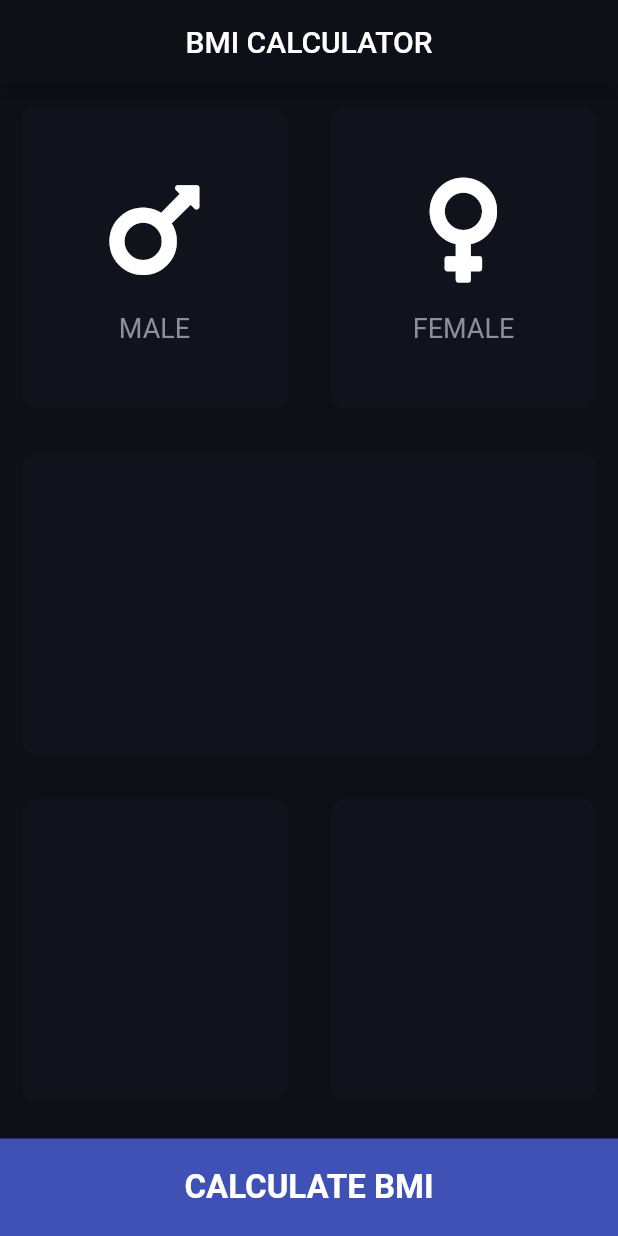
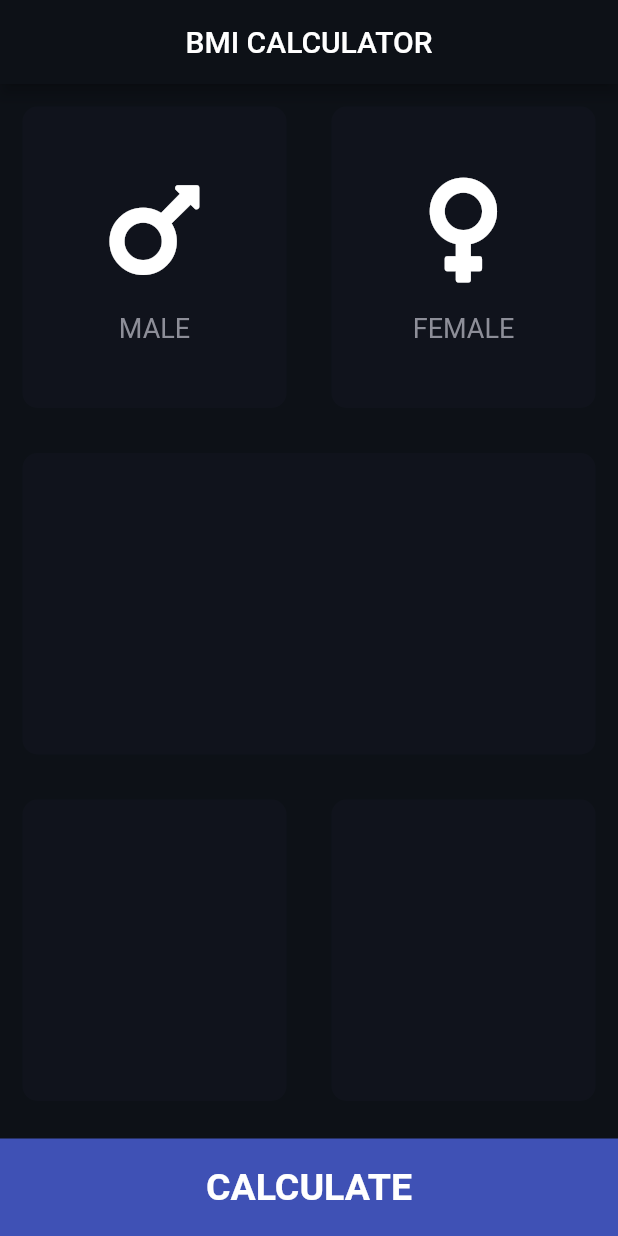
Before and after one commit to billnice250/bmi_calculator, a Flutter app: the screen it shows after launch, on a phone screen of 412 x 824 dp. Run offline on Flutter 3.47's test engine with Material 2 defaults, Android fonts, the phone set to English and light mode, and no system bars; our stand-ins replace font_awesome_flutter.

Commit message:
-calculate button color
Signed-off-by: Bill Nice <billnicejig@gmail.com>

```diff
--- a/lib/input_page.dart
+++ b/lib/input_page.dart
@@ -95,13 +95,13 @@ class _InputPageState extends State<InputPage> {
           ),
           Container(
             child: Center(
-              child: Text('CALCULATE BMI',
+              child: Text('CALCULATE',
                   style: TextStyle(
                     fontWeight: FontWeight.bold,
-                    fontSize: 22.0,
+                    fontSize: 25.0,
                   )),
             ),
-            color: Colors.indigo,
+            color: bottomContainerColor,
             margin: EdgeInsets.only(top: 10.0),
             width: double.infinity,
             height: bottomContainerHeight,
```
